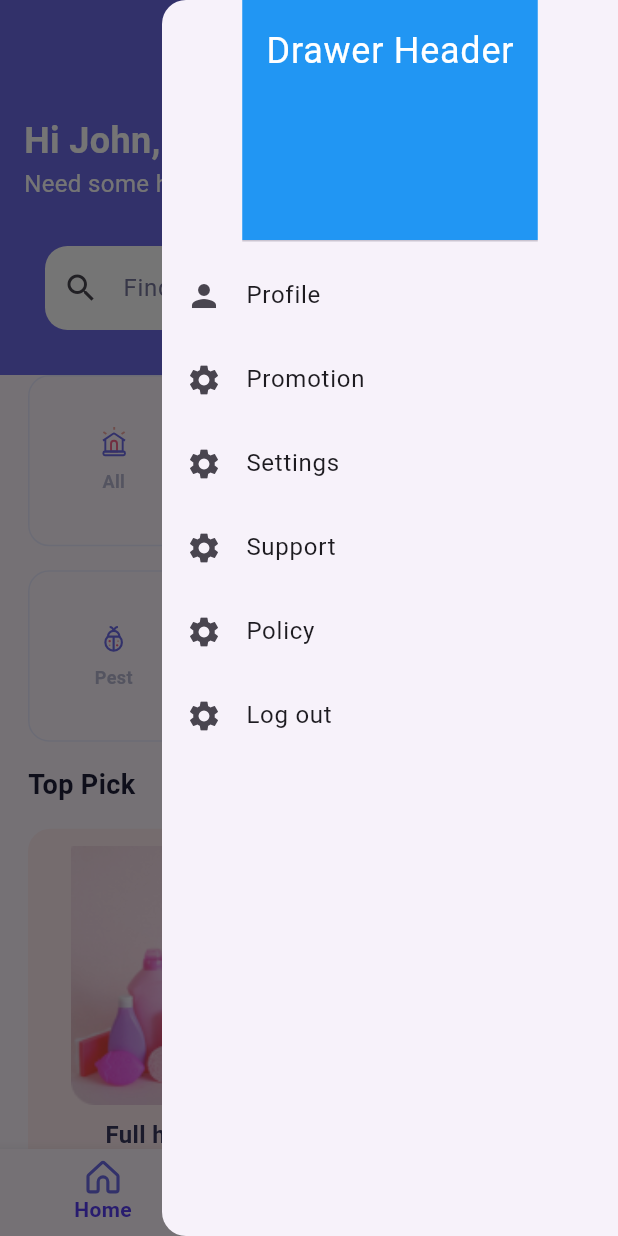
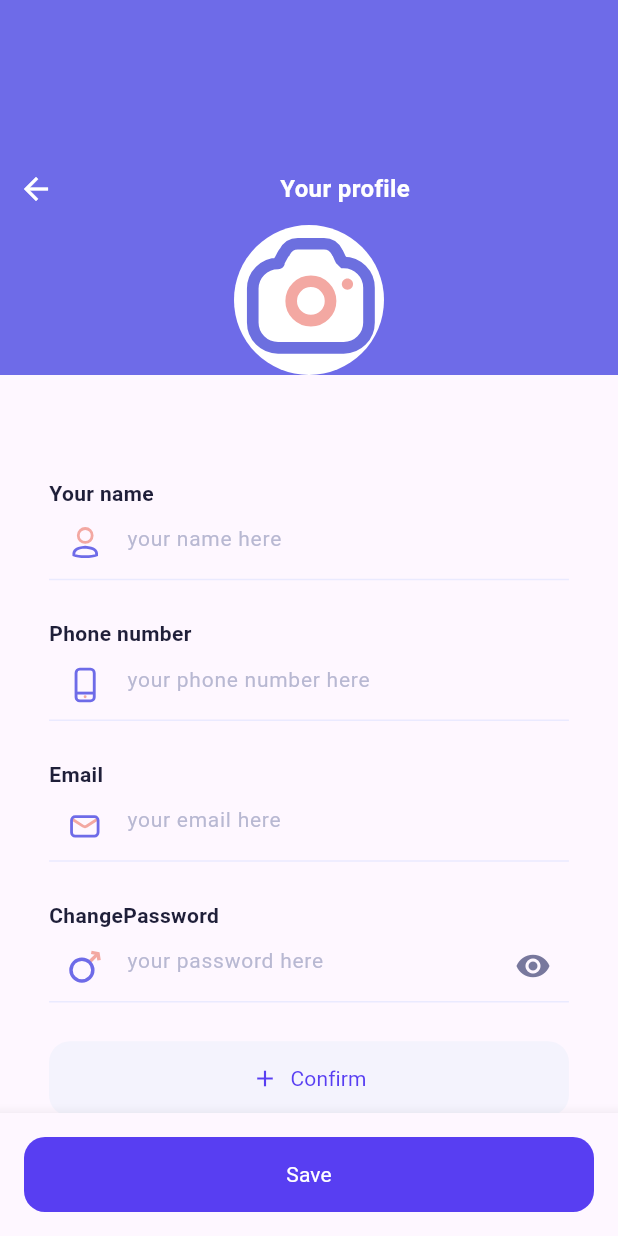
Before and after one commit to iAdam143/service_app, a Flutter app: the HomeScreen screen opened directly, in the side drawer, after a tap on "Profile", on a phone screen of 412 x 824 dp. Run offline on Flutter 3.47's test engine with Material 2 defaults, Android fonts, the phone set to English and light mode, and no system bars; our stand-ins replace flutter_screenutil, flutter_svg; Roboto replaces fonts that are missing (SFPro).

Commit message:
replaced several png with svg

```diff
--- a/lib/view/home_screen.dart
+++ b/lib/view/home_screen.dart
@@ -1,11 +1,13 @@
 import 'package:flutter/material.dart';
 import 'package:flutter_screenutil/flutter_screenutil.dart';
+import 'package:flutter_svg/flutter_svg.dart';
 import 'package:service_app/utils/colors.dart';
 import 'package:service_app/utils/custom%20widgets/app_bar_delegate.dart';
 import 'package:service_app/utils/custom%20widgets/custom_navigation_bar.dart';
 import 'package:service_app/utils/custom%20widgets/custom_buttons.dart';
 import 'package:service_app/utils/custom%20widgets/top_pick_section.dart';
 import 'package:service_app/utils/textstyles.dart';
+import 'package:service_app/view/user_profile_screen.dart';
 import 'package:service_app/viewmodel/home_viewmodel.dart';
 
 class HomeScreen extends StatelessWidget {
@@ -62,11 +64,11 @@ class HomeScreen extends StatelessWidget {
         ],
       ),
       bottomNavigationBar: const MyBottomNavigationBar(),
-      endDrawer: buildDrawer(),
+      endDrawer: buildDrawer(context),
     );
   }
 
-  Widget buildDrawer() {
+  Widget buildDrawer(BuildContext context) {
     return Drawer(
       child: Column(
         children: [
@@ -83,48 +85,52 @@ class HomeScreen extends StatelessWidget {
             ),
           ),
           ListTile(
-            leading: const Icon(Icons.person),
+            leading: SvgPicture.asset('assets/images/man.svg'),
             title: const Text('Profile'),
             onTap: () {
-              // Handle profile tap
+              Navigator.push(
+                context,
+                MaterialPageRoute(
+                  builder: (context) => UserProfileScreen(),
+                ),
+              );
             },
           ),
           ListTile(
-            leading: const Icon(Icons.settings),
+            leading: SvgPicture.asset('assets/images/gift.svg'),
             title: const Text('Promotion'),
             onTap: () {
               // Handle settings tap
             },
           ),
           ListTile(
-            leading: const Icon(Icons.settings),
+            leading: SvgPicture.asset('assets/images/setting.svg'),
             title: const Text('Settings'),
             onTap: () {
               // Handle settings tap
             },
           ),
           ListTile(
-            leading: const Icon(Icons.settings),
+            leading: SvgPicture.asset('assets/images/support.svg'),
             title: const Text('Support'),
             onTap: () {
               // Handle settings tap
             },
           ),
           ListTile(
-            leading: const Icon(Icons.settings),
+            leading: SvgPicture.asset('assets/images/policy.svg'),
             title: const Text('Policy'),
             onTap: () {
               // Handle settings tap
             },
           ),
           ListTile(
-            leading: const Icon(Icons.settings),
+            leading: SvgPicture.asset('assets/images/log out.svg'),
             title: const Text('Log out'),
             onTap: () {
               // Handle settings tap
             },
           ),
-          // Add more ListTiles or custom widgets for additional content
         ],
       ),
     );
--- /dev/null
+++ b/lib/view/user_profile_screen.dart
@@ -0,0 +1,184 @@
+import 'package:flutter/material.dart';
+import 'package:flutter_screenutil/flutter_screenutil.dart';
+import 'package:flutter_svg/flutter_svg.dart';
+import 'package:service_app/utils/custom%20widgets/custom_buttons.dart';
+import '../utils/colors.dart';
+import '../utils/custom widgets/custom_text_fields.dart';
+import '../utils/textstyles.dart';
+
+class UserProfileScreen extends StatefulWidget {
+  const UserProfileScreen({super.key});
+
+  @override
+  _UserProfileScreenState createState() => _UserProfileScreenState();
+}
+
+class _UserProfileScreenState extends State<UserProfileScreen> {
+  final GlobalKey<ScaffoldState> scaffoldKey = GlobalKey<ScaffoldState>();
+  bool showText = false;
+
+  void onPressed() {
+    setState(() {
+      showText = true;
+    });
+  }
+
+  @override
+  Widget build(BuildContext context) {
+    return Scaffold(
+      key: scaffoldKey,
+      body: CustomScrollView(
+        slivers: <Widget>[
+          SliverPersistentHeader(
+            pinned: true,
+            delegate: ProfileAppBarDelegate(),
+          ),
+          SliverToBoxAdapter(
+            child: Padding(
+              padding: EdgeInsets.only(
+                bottom: 14.w,
+                left: 14.w,
+                right: 14.w,
+              ),
+              child: Column(
+                crossAxisAlignment: CrossAxisAlignment.start,
+                children: [
+                  SizedBox(height: 32.h),
+                  const Text(
+                    'Your name',
+                    style: heading_6,
+                  ),
+                  const IconTextField(
+                    svgPath: 'assets/images/man.svg',
+                    hintText: 'your name here',
+                  ),
+                  SizedBox(height: 12.h),
+                  const Text(
+                    'Phone number',
+                    style: heading_6,
+                  ),
+                  const IconTextField(
+                    svgPath: 'assets/images/phone.svg',
+                    hintText: 'your phone number here',
+                  ),
+                  SizedBox(height: 12.h),
+                  const Text(
+                    'Email',
+                    style: heading_6,
+                  ),
+                  const IconTextField(
+                    svgPath: 'assets/images/mail.svg',
+                    hintText: 'your email here',
+                  ),
+                  SizedBox(height: 12.h),
+                  const Text(
+                    'ChangePassword',
+                    style: heading_6,
+                  ),
+                  const PasswordTextField(),
+                  SizedBox(height: 12.h),
+                  if (!showText)
+                    CustomButton4(onPressed: onPressed, text: 'Confirm'),
+                  if (showText)
+                    Column(
+                      crossAxisAlignment: CrossAxisAlignment.start,
+                      children: [
+                        const Text(
+                          'New Password',
+                          style: heading_6,
+                        ),
+                        const PasswordTextField(),
+                        SizedBox(height: 12.h),
+                        const Text(
+                          'Retype your new password',
+                          style: heading_6,
+                        ),
+                        const PasswordTextField(),
+                      ],
+                    ),
+                ],
+              ),
+            ),
+          ),
+        ],
+      ),
+      bottomNavigationBar: Material(
+        elevation: 8.0,
+        child: Container(
+          decoration: const BoxDecoration(
+            //color: myPrimaryColor,
+            borderRadius: BorderRadius.only(
+              topLeft: Radius.circular(20.0),
+              topRight: Radius.circular(20.0),
+            ),
+          ),
+          child: Padding(
+            padding: const EdgeInsets.all(16.0),
+            child: CustomButton2(onPressed: onPressed, text: 'Save'),
+          ),
+        ),
+      ),
+    );
+  }
+}
+
+class ProfileAppBarDelegate extends SliverPersistentHeaderDelegate {
+  final double maxAppBarHeight = 250.0;
+
+  @override
+  Widget build(
+      BuildContext context, double shrinkOffset, bool overlapsContent) {
+    final bool showtext = shrinkOffset < maxAppBarHeight / 4.5;
+    return Container(
+      color: myLightPurpleColor,
+      child: Column(
+        mainAxisAlignment: MainAxisAlignment.end,
+        crossAxisAlignment: CrossAxisAlignment.start,
+        children: [
+          if (showtext)
+            Row(
+              children: [
+                IconButton(
+                  icon: const Icon(Icons.arrow_back, color: Colors.white),
+                  color: Colors.white,
+                  onPressed: () {
+                    Navigator.pop(context);
+                  },
+                ),
+                Expanded(
+                  child: Center(
+                    child: Text(
+                      'Your profile',
+                      style: heading_5.copyWith(color: Colors.white),
+                    ),
+                  ),
+                ),
+              ],
+            ),
+          Center(
+            child: Container(
+              width: 100.0,
+              height: 100.0,
+              decoration: const BoxDecoration(
+                shape: BoxShape.circle,
+                color: Colors.white,
+              ),
+              child: SvgPicture.asset('assets/images/camera.svg'),
+            ),
+          ),
+        ],
+      ),
+    );
+  }
+
+  @override
+  double get maxExtent => maxAppBarHeight;
+
+  @override
+  double get minExtent => 100.0;
+
+  @override
+  bool shouldRebuild(covariant SliverPersistentHeaderDelegate oldDelegate) {
+    return false;
+  }
+}
```
Also changed, not shown: pubspec.yaml (+7 -0 lines), assets/images/camera.svg (added), assets/images/log out.svg (added), assets/images/mail.svg (added), assets/images/policy.svg (added), assets/images/setting.svg (added), assets/images/support.svg (added), pubspec.lock.
